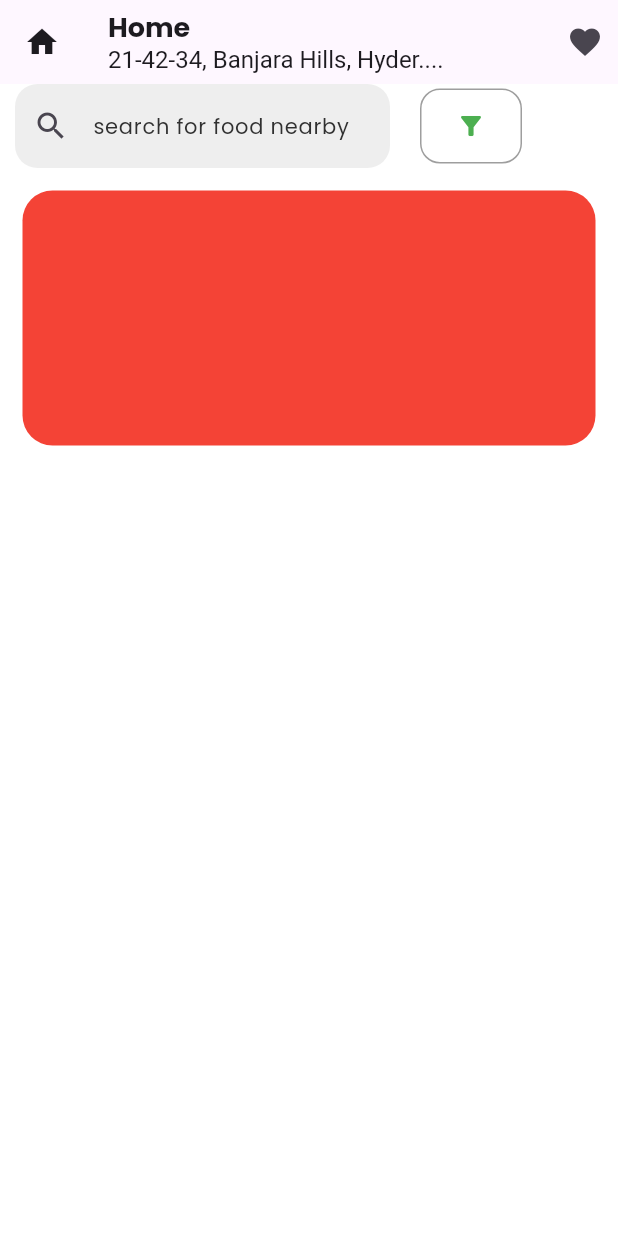
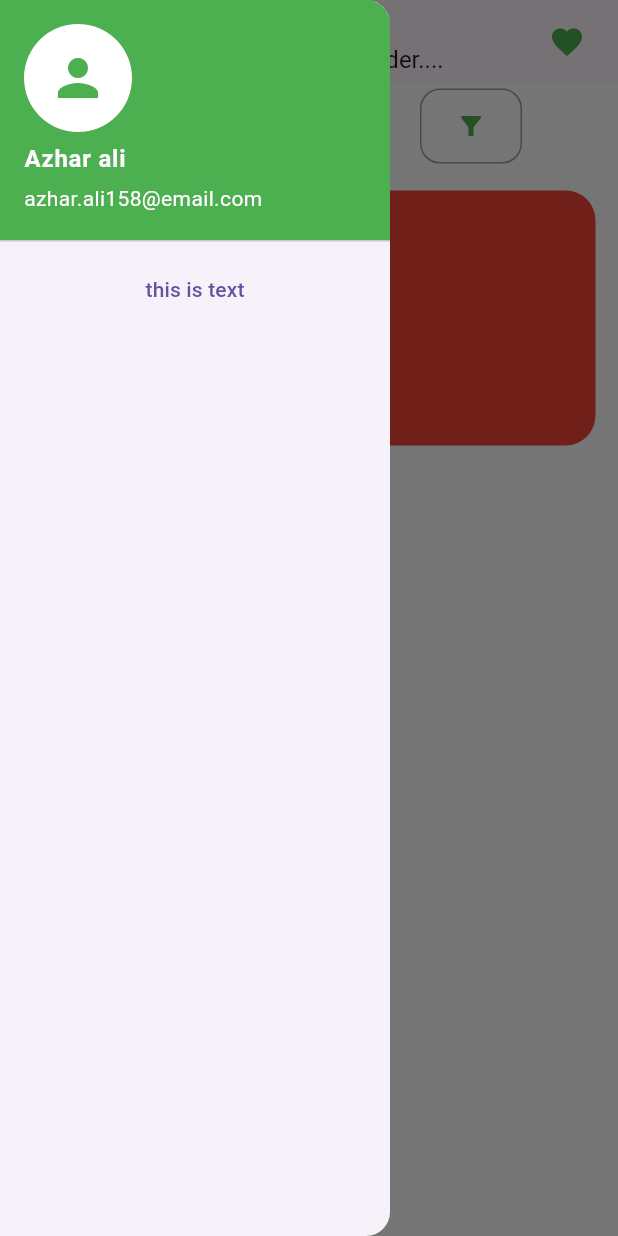
Before and after one commit to azharbinsethi/flutter, a Flutter app: the MainScreen screen opened directly, with the side drawer open (before the commit the screen has no drawer), on a phone screen of 412 x 824 dp. Run offline on Flutter 3.47's test engine with Material 3 defaults, Android fonts, the phone set to English and light mode, and no system bars; drawn by our look-alikes of smooth_page_indicator; our stand-ins replace google_fonts.

Commit message:
second commit

```diff
--- a/lib/main.dart
+++ b/lib/main.dart
@@ -1,5 +1,6 @@
 import 'package:flutter/material.dart';
 import 'package:testingterminal/splashScreen/spalsh_screen.dart';
+import 'package:smooth_page_indicator/smooth_page_indicator.dart';
 
 void main() {
   runApp(Preactice());
--- a/lib/main/MainScreen.dart
+++ b/lib/main/MainScreen.dart
@@ -1,18 +1,21 @@
 import 'package:flutter/material.dart';
 import 'package:flutter/rendering.dart';
 import 'package:google_fonts/google_fonts.dart';
+import 'package:smooth_page_indicator/smooth_page_indicator.dart';
 
 class MainScreen extends StatelessWidget {
-  const MainScreen({super.key});
+  final PageController _controller = PageController();
+  MainScreen({super.key});
 
   @override
   Widget build(BuildContext context) {
     return Scaffold(
+      drawer: _DrawerWidget(),
       backgroundColor: Colors.white,
       appBar: AppBar(
         centerTitle: false,
-        leading: Icon(Icons.home),
-        actions: [Icon(Icons.favorite), SizedBox(width: 10)],
+        //leading: Icon(Icons.home),
+        actions: [_favIconButton(), SizedBox(width: 10)],
 
         title: Column(
           crossAxisAlignment: CrossAxisAlignment.start,
@@ -72,13 +75,29 @@ class MainScreen extends StatelessWidget {
               ),
             ],
           ),
-          Expanded(
+          _selectPreferences(controller: _controller),
+        ],
+      ),
+    );
+  }
+}
+
+class _selectPreferences extends StatelessWidget {
+  const _selectPreferences({super.key, required PageController controller})
+    : _controller = controller;
+
+  final PageController _controller;
+
+  @override
+  Widget build(BuildContext context) {
+    return Expanded(
       child: ListView(
         scrollDirection: Axis.vertical,
         children: [
           SizedBox(
             height: 200,
             child: PageView(
+              controller: _controller,
               scrollDirection: Axis.horizontal,
               children: [
                 Container(
@@ -111,7 +130,15 @@ class MainScreen extends StatelessWidget {
               ],
             ),
           ),
-              ],
+          Center(
+            child: SmoothPageIndicator(
+              controller: _controller, // Wahi controller jo PageView mein hai
+              count: 3, // Aapke containers ki tadad
+              effect: const WormEffect(
+                dotHeight: 12,
+                dotWidth: 12,
+                activeDotColor: Colors.green,
+              ),
             ),
           ),
         ],
@@ -119,3 +146,74 @@ class MainScreen extends StatelessWidget {
     );
   }
 }
+
+class _favIconButton extends StatelessWidget {
+  const _favIconButton({super.key});
+
+  @override
+  Widget build(BuildContext context) {
+    return IconButton(
+      color: Colors.green,
+      onPressed: () {
+        showDialog(
+          context: context,
+          builder: (context) => AlertDialog(
+            title: Text(
+              'Favourite',
+              style: TextStyle(fontWeight: FontWeight.bold),
+            ),
+            content: Text(
+              'Are you Sure you want to add it to your favourite bucket',
+              style: TextStyle(fontSize: 18),
+            ),
+            actions: [
+              TextButton(
+                onPressed: () {
+                  Navigator.pop(context);
+                },
+                child: Text('Cancel'),
+              ),
+              TextButton(
+                onPressed: () {
+                  Navigator.pop(context);
+                },
+                child: Text('Proceed'),
+              ),
+            ],
+          ),
+        );
+      },
+      icon: Icon(Icons.favorite),
+    );
+  }
+}
+
+class _DrawerWidget extends StatelessWidget {
+  const _DrawerWidget({super.key});
+
+  @override
+  Widget build(BuildContext context) {
+    return Drawer(
+      width: 260,
+
+      child: ListView(
+        padding: EdgeInsets.zero,
+        children: [
+          const UserAccountsDrawerHeader(
+            decoration: BoxDecoration(color: Colors.green),
+            accountName: Text(
+              "Azhar ali",
+              style: TextStyle(fontWeight: FontWeight.bold),
+            ),
+            accountEmail: Text("azhar.ali158@email.com"),
+            currentAccountPicture: CircleAvatar(
+              backgroundColor: Colors.white,
+              child: Icon(Icons.person, size: 40, color: Colors.green),
+            ),
+          ),
+          TextButton(onPressed: () {}, child: Text('this is text')),
+        ],
+      ),
+    );
+  }
+}
--- a/pubspec.yaml
+++ b/pubspec.yaml
@@ -35,6 +35,7 @@ dependencies:
   # Use with the CupertinoIcons class for iOS style icons.
   cupertino_icons: ^1.0.8
   google_fonts: ^8.0.2
+  smooth_page_indicator: ^2.0.1
 
 dev_dependencies:
   flutter_test:
```
Also changed, not shown: pubspec.lock. Lines whose indentation alone changed are shown as unchanged.
